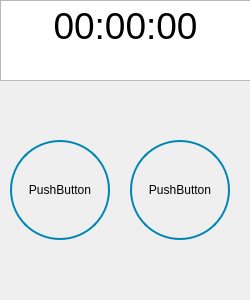
This is stopwatch13.ui in XOTTKNHC/XOTTKNHC as Qt 5 draws it before an edit. The edited form follows.
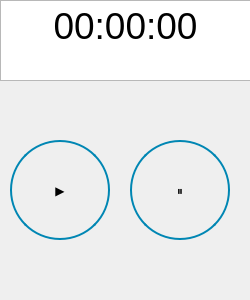
This is the edited form.

Diff of the .ui file:
```diff
--- a/stopwatch13.ui
+++ b/stopwatch13.ui
@@ -89,7 +89,7 @@
 border-color: rgb(0,134,179);</string>
     </property>
     <property name="text">
-     <string>PushButton</string>
+     <string>▶️</string>
     </property>
    </widget>
    <widget class="QPushButton" name="startpause">
@@ -120,7 +120,7 @@
 border-color: rgb(0,134,179);</string>
     </property>
     <property name="text">
-     <string>PushButton</string>
+     <string>⏸︎</string>
     </property>
    </widget>
   </widget>
```
Left out of the diff: 3 changed lines with no effect on the pictures.
